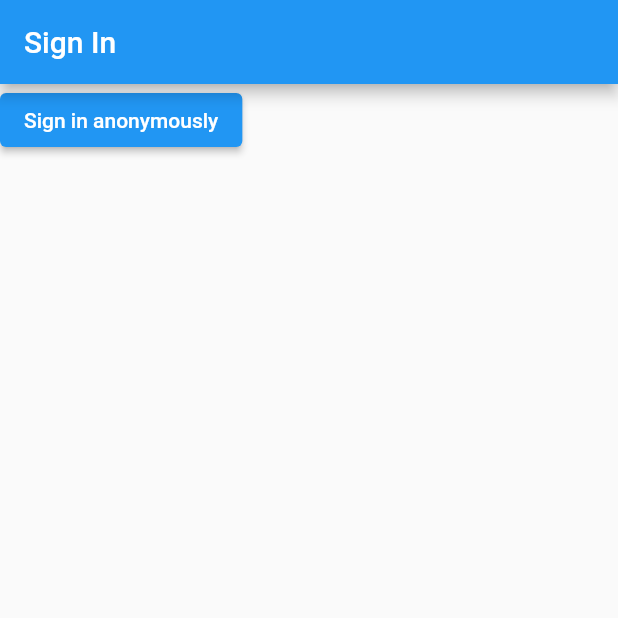
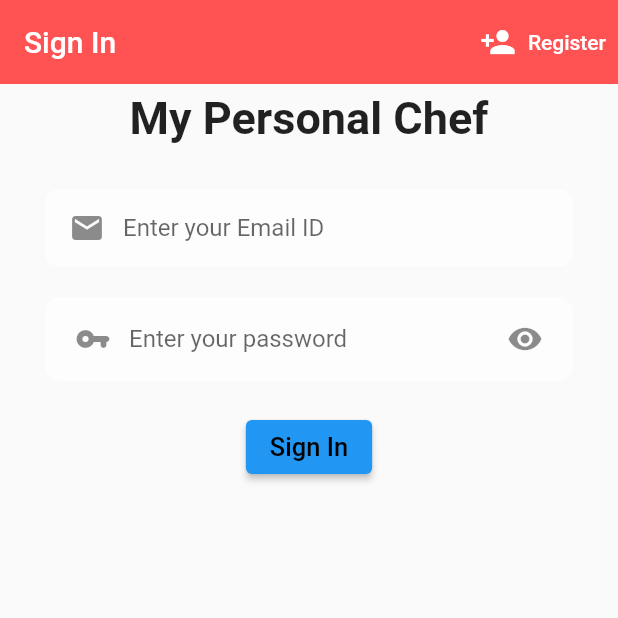
Before and after one commit to rajoriaakash/My-Personal-Chef, a Flutter app: the screen it shows after launch, on a phone screen of 412 x 824 dp, the top half of it. Run offline on Flutter 3.47's test engine with Material 2 defaults, Android fonts, the phone set to English and light mode, and no system bars; our stand-ins replace firebase_auth, firebase_core; accounts and stored records are empty; Roboto replaces fonts that are missing (NewTegomin).

Commit message:
Added Register and Sign In methods

```diff
--- a/lib/Screens/Authenticate/authenticate.dart
+++ b/lib/Screens/Authenticate/authenticate.dart
@@ -1,15 +1,28 @@
 import 'package:flutter/material.dart';
 import 'package:my_personal_chef/Screens/Authenticate/signin.dart';
+import 'register.dart';
 class Authenticate extends StatefulWidget {
   @override
   _AuthenticateState createState() => _AuthenticateState();
 }
 
 class _AuthenticateState extends State<Authenticate> {
+  bool showSignIn = true;
+  void Toggle() {
+    setState(() {
+      showSignIn = !showSignIn;
+      print(showSignIn);
+    });
+  }
   @override
   Widget build(BuildContext context) {
-    return Container(
-      child: SignIn(),
-    );
+
+    if(showSignIn){
+      return SignIn(Toggle: Toggle,);
+    }
+    else {
+      print(showSignIn);
+      return Register(Toggle: Toggle,);
+    }
   }
 }
--- a/lib/Screens/Authenticate/signin.dart
+++ b/lib/Screens/Authenticate/signin.dart
@@ -1,34 +1,177 @@
 import 'package:firebase_auth/firebase_auth.dart';
 import 'package:flutter/material.dart';
 import 'package:my_personal_chef/services/auth.dart';
+import 'register.dart';
 
 class SignIn extends StatefulWidget {
+
+  final Function Toggle;
+  SignIn({this.Toggle});
   @override
   _SignInState createState() => _SignInState();
 }
 
 class _SignInState extends State<SignIn> {
+
+  final AuthService _auth = AuthService();
+  final _formkey = GlobalKey<FormState>();
+
+  bool hidePass = true;
+  String email = '';
+  String password = '';
+  String error = '';
+
   @override
   Widget build(BuildContext context) {
-    final AuthService _auth = AuthService();
+
     return Scaffold(
         appBar: AppBar(
+          elevation: 0,
+          backgroundColor: Colors.redAccent,
           title: Text('Sign In'),
+          actions: [
+            TextButton.icon(
+                style: TextButton.styleFrom(
+                  primary: Colors.black,
+                ),
+                onPressed: () {
+                  widget.Toggle();
+                  },
+                icon: Icon(
+                  Icons.person_add,
+                  color: Colors.white,
+                ),
+                label: Text(
+                  'Register',
+                  style: TextStyle(
+                    color: Colors.white
+                  ),
+                ))
+          ],
         ),
         body: Container(
-        child: ElevatedButton(
-          child: Text('Sign in anonymously'),
-          onPressed: () async{
-            dynamic result = await _auth.signinanon();
-            print(result);
-            print('success');
-            if(result==null){print('failure');}
-            else{print(result);}
-
-
+          padding: EdgeInsets.symmetric(
+            vertical: 5.0,
+            horizontal: 30,
+          ),
+          child: SingleChildScrollView(
+            child: Form(
+              key: _formkey,
+              child: Column(
+                children: [
+                  Text(
+                    'My Personal Chef',
+                    textAlign: TextAlign.center,
+                    style: TextStyle(
+                      fontSize: 30.0,
+                      fontFamily: 'NewTegomin',
+                      fontWeight: FontWeight.bold,
+                    ),
+                  ),
+                  SizedBox(
+                    height: 30,
+                  ),
+                  Container(
+                    decoration: BoxDecoration(
+                        color: Colors.white.withOpacity(0.6),
+                        borderRadius: new BorderRadius.circular(10.0)
+                    ),
+                    child: Padding(
+                      padding: const EdgeInsets.symmetric(vertical: 2.0,horizontal: 4.0),
+                      child: TextFormField(
+                        decoration: InputDecoration(
+                          hintText: 'Enter your Email ID',
+                          border: InputBorder.none,
+                          focusedBorder: OutlineInputBorder(
+                              borderRadius: BorderRadius.all(Radius.circular(5.0)),
+                              borderSide: BorderSide(color: Colors.blue)),
+                          prefixIcon: Icon(Icons.email),
+                        ),
+                        validator: (val) => val.isEmpty ? 'Enter a valid email' : null,
+                        textAlignVertical: TextAlignVertical.center,
+                        onChanged: (val) {
+                          setState(() {
+                            email = val;
+                          });
                         },
                       ),
                     ),
+                  ),
+                  SizedBox(
+                    height: 20,
+                  ),
+                  Container(
+                    decoration: BoxDecoration(
+                        color: Colors.white.withOpacity(0.6),
+                        borderRadius: new BorderRadius.circular(10.0)
+                    ),
+                    child: ListTile(
+                      contentPadding: EdgeInsets.symmetric(horizontal: 8.0),
+                      title: TextFormField(
+                        decoration: InputDecoration(
+                          hintText: 'Enter your password',
+                          border: InputBorder.none,
+                          focusedBorder: OutlineInputBorder(
+                              borderRadius: BorderRadius.all(Radius.circular(5.0)),
+                              borderSide: BorderSide(color: Colors.blue)),
+                          prefixIcon: Icon(Icons.vpn_key_rounded),
+                        ),
+                        validator: (val) => val.length < 6 ? 'Enter a password of more than 6 characters' : null,
+                        textAlignVertical: TextAlignVertical.center,
+                        obscureText: hidePass,
+                        onChanged: (val) {
+                          setState(() {
+                            password = val;
+                          });
+                        },
+                      ),
+                      trailing: IconButton(
+                          focusColor: Colors.red,
+                          icon: Icon(Icons.remove_red_eye),
+                          onPressed: () {
+                            setState(() {
+                              hidePass = !hidePass;
+                            });
+                          }),
+                    ),
+                  ),
+                  SizedBox(
+                    height: 20,
+                  ),
+                  ElevatedButton(
+                      onPressed: ()async{
+                        if(_formkey.currentState.validate()){
+                          dynamic result = await _auth.signinwithemailandpassword(email, password);
+                          if(result==null){
+                            setState(() {
+                              error = 'Could not Sign In \n Please supply a valid email';
+                            });
+
+                          }
+                        }
+                      },
+                      child: Text(
+                          'Sign In',
+                        style: TextStyle(
+                          color: Colors.black,
+                          fontSize: 17.0,
+                        ),
+                      )
+                  ),
+                  SizedBox(height: 30.0,),
+                  Text(
+                    error,
+                    textAlign: TextAlign.center,
+                    style: TextStyle(
+                        color: Colors.red,
+                        fontSize: 20.0
+                    ),
+                  )
+                ],
+              ),
+            ),
+          ),
+        )
     );
   }
 }
```
Also changed, not shown: lib/Screens/Authenticate/register.dart (added, +247 -0 lines), lib/services/auth.dart (+25 -3 lines), pubspec.yaml (+5 -4 lines), pubspec.lock, 2 other files. Lines whose indentation alone changed are shown as unchanged.
